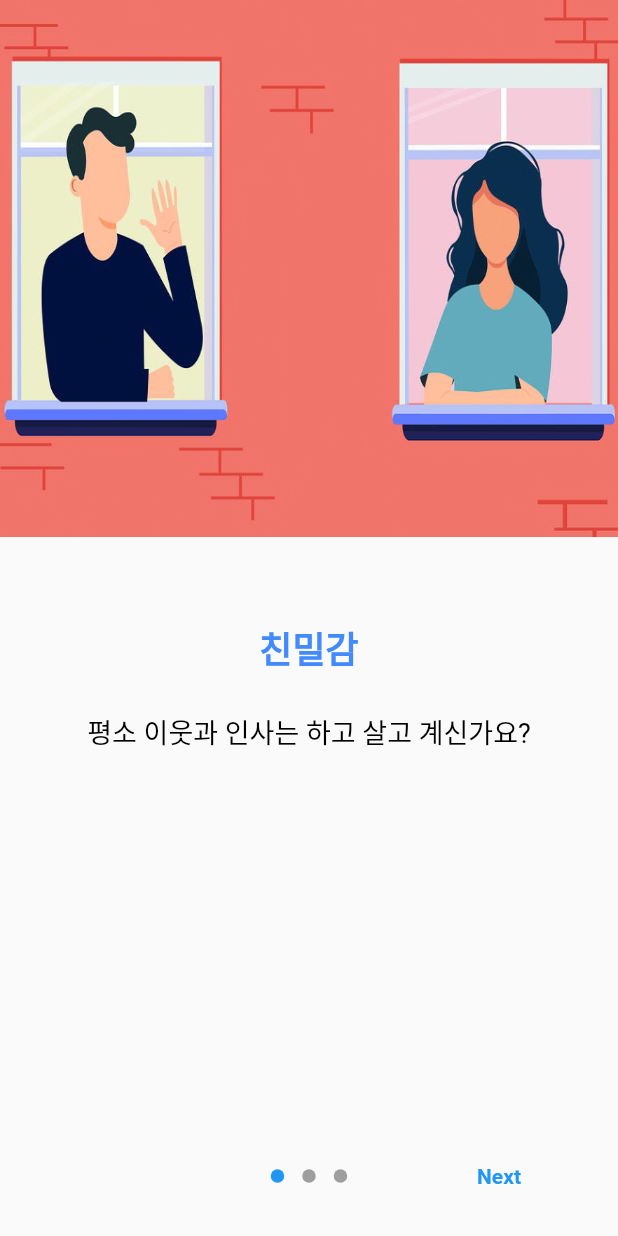
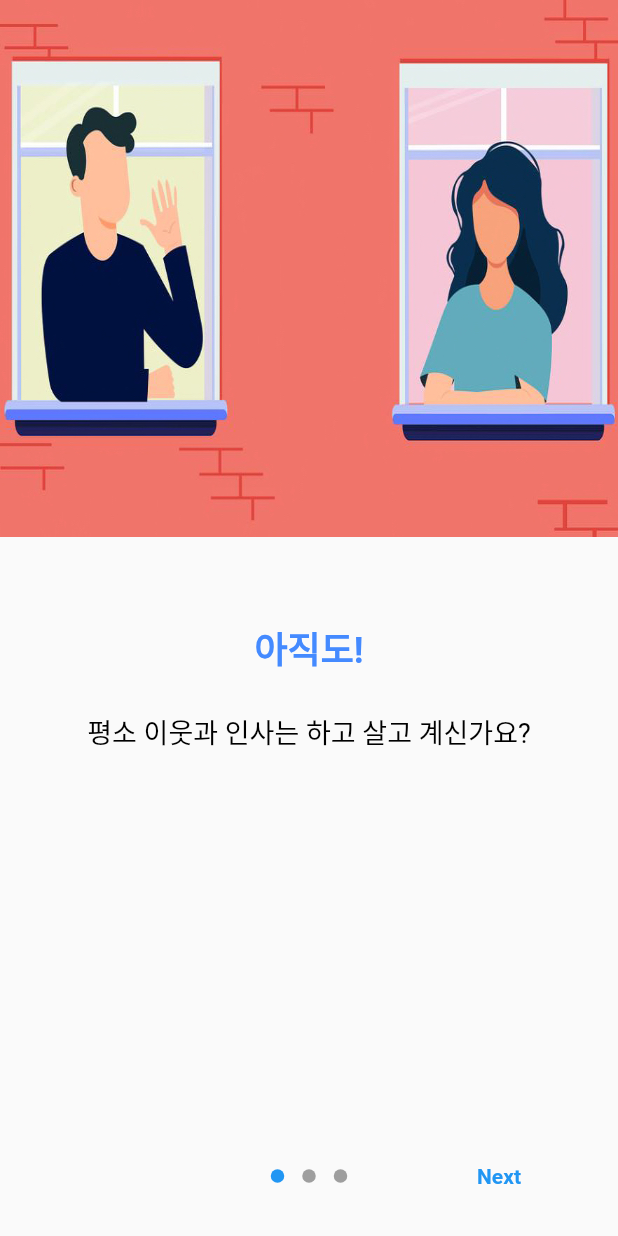
Before and after one commit to aSquirtle/19team, a Flutter app: the screen it shows after launch, on a phone screen of 412 x 824 dp. Run offline on Flutter 3.47's test engine with Material 2 defaults, Android fonts, the light colour scheme and no system bars; drawn by our look-alikes of introduction_screen; our stand-ins replace shared_preferences.

Commit message:
second commit

```diff
--- a/lib/onboarding.dart
+++ b/lib/onboarding.dart
@@ -16,7 +16,7 @@ class OnboardingPage extends StatelessWidget {
         pages: [
           // 첫 번째 페이지
           PageViewModel(
-            title: "친밀감",
+            title: "아직도!",
             body: "평소 이웃과 인사는 하고 살고 계신가요?",
             image: Image(
               image: AssetImage("lib/assets/onboarding1.jpeg"),
@@ -38,8 +38,8 @@ class OnboardingPage extends StatelessWidget {
           ),
           // 두 번째 페이지
           PageViewModel(
-            title: "표현력 있고 유연한 UI",
-            body: "이제는 I'm Here로 이웃과 소통해보세요!",
+            title: "이제는!",
+            body: "I'm Here로 이웃과 소통해보세요!",
             image: Image(
               image: AssetImage("lib/assets/onboarding2.jpeg"),
               width: 600,
@@ -48,7 +48,7 @@ class OnboardingPage extends StatelessWidget {
             ),
             decoration: PageDecoration(
               titleTextStyle: TextStyle(
-                color: Colors.indigo,
+                color: Colors.lime,
                 fontSize: 24,
                 fontWeight: FontWeight.bold,
               ),
```
